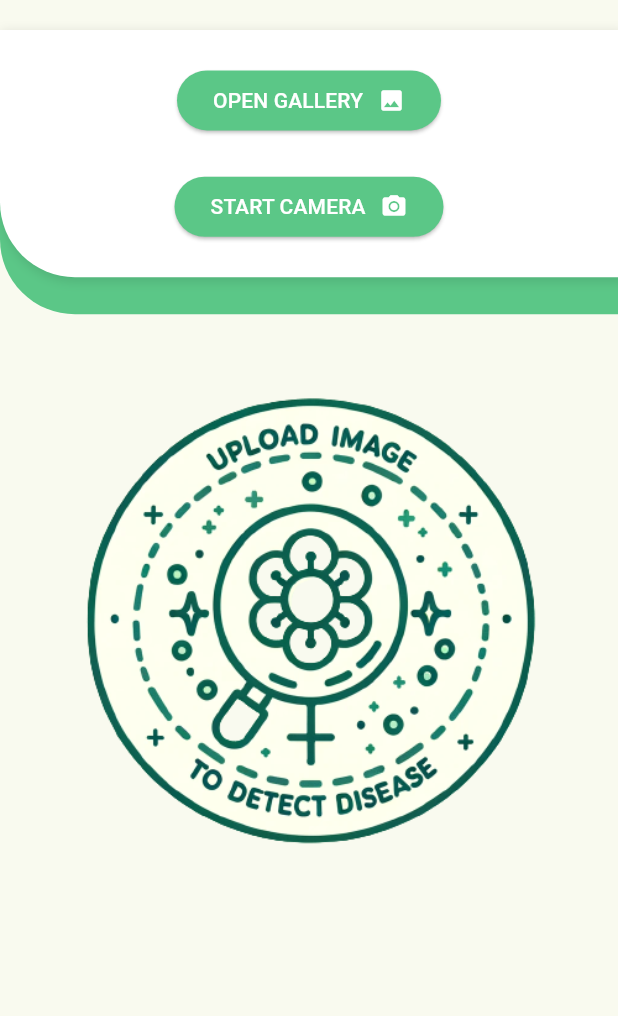
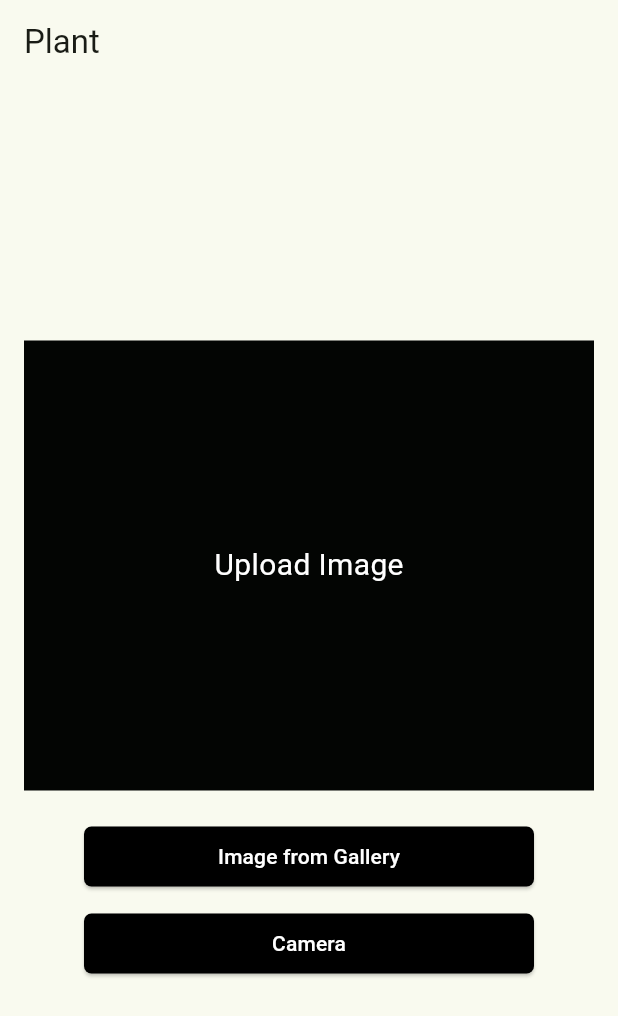
Before and after one commit to HARSHIT-BHAINSORA/disease_detection, a Flutter app: the screen it shows after launch, on a phone screen of 412 x 824 dp. Shown: the top 1016 px of the screen. Run offline on Flutter 3.47's test engine with Material 3 defaults, Android fonts, the phone set to English and light mode, and no system bars; our stand-ins replace image_picker.

Commit message:
App all functionality done

```diff
--- a/lib/constants/api_constants.dart
+++ /dev/null
@@ -1,2 +0,0 @@
-String BASE_URL = "https://api.openai.com/v1";
-String API_KEY = "";
--- a/lib/constants/constants.dart
+++ /dev/null
@@ -1,4 +0,0 @@
-import 'package:flutter/material.dart';
-
-Color themeColor = const Color(0xFF5bc787);
-Color textColor = Colors.white;
--- a/lib/main.dart
+++ b/lib/main.dart
@@ -18,7 +18,7 @@ class MyApp extends StatelessWidget {
         colorScheme: ColorScheme.fromSeed(seedColor: Colors.lightGreenAccent),
         useMaterial3: true,
       ),
-      home: const HomePage(),
+      home: HomePage(),
     );
   }
 }
--- a/lib/screens/homepage.dart
+++ b/lib/screens/homepage.dart
@@ -1,290 +1,184 @@
 import 'dart:io';
-
-import 'package:animated_text_kit/animated_text_kit.dart';
-import 'package:awesome_dialog/awesome_dialog.dart';
 import 'package:flutter/material.dart';
-import 'package:flutter_spinkit/flutter_spinkit.dart';
-import '../constants/constants.dart';
 import 'package:image_picker/image_picker.dart';
-
-import '../services/api_service.dart';
+import 'package:http/http.dart' as http;
+import 'dart:convert';
 
 class HomePage extends StatefulWidget {
-  const HomePage({super.key});
-
   @override
-  State<HomePage> createState() => _MyHomePageState();
+  _HomePageState createState() => _HomePageState();
 }
 
-class _MyHomePageState extends State<HomePage> {
-  final apiService = ApiService();
-  File? _selectedImage;
-  String diseaseName = '';
-  String diseasePrecautions = '';
-  bool detecting = false;
-  bool precautionLoading = false;
+class _HomePageState extends State<HomePage> {
+  final ImagePicker _picker = ImagePicker();
+  XFile? _image;
+  String? _diseaseName;
+  String? _precaution;
 
   Future<void> _pickImage(ImageSource source) async {
-    final pickedFile =
-        await ImagePicker().pickImage(source: source, imageQuality: 50);
-    if (pickedFile != null) {
+    final XFile? image = await _picker.pickImage(source: source);
     setState(() {
-        _selectedImage = File(pickedFile.path);
+      _image = image;
+      _diseaseName = null; // Reset disease name when a new image is picked
+      _precaution = null; // Reset precaution when a new image is picked
     });
   }
-  }
 
-  detectDisease() async {
+  Future<void> _detectDisease() async {
+    if (_image == null) return;
+
+    final request = http.MultipartRequest(
+      'POST',
+      Uri.parse('http://192.168.110.107:5000/predict'),
+    );
+    request.files.add(await http.MultipartFile.fromPath(
+      'image',
+      _image!.path,
+    ));
+
+    final response = await request.send();
+
+    if (response.statusCode == 200) {
+      final responseData = await response.stream.bytesToString();
+      final result = jsonDecode(responseData);
+      print(result);
       setState(() {
-      detecting = true;
+        _diseaseName = result[
+            'disease']; // Assuming the server returns a JSON with a 'disease' key
+        _precaution = result[
+            'precaution']; // Assuming the server returns a JSON with a 'precaution' key
       });
-    try {
-      diseaseName =
-          await apiService.sendImageToGPT4Vision(image: _selectedImage!);
-    } catch (error) {
-      _showErrorSnackBar(error);
-    } finally {
+    } else {
       setState(() {
-        detecting = false;
+        _diseaseName = 'Error detecting disease';
+        _precaution = null;
       });
     }
-  }
-
-  showPrecautions() async {
-    setState(() {
-      precautionLoading = true;
-    });
-    try {
-      if (diseasePrecautions == '') {
-        diseasePrecautions =
-            await apiService.sendMessageGPT(diseaseName: diseaseName);
-      }
-      _showSuccessDialog(diseaseName, diseasePrecautions);
-    } catch (error) {
-      _showErrorSnackBar(error);
-    } finally {
-      setState(() {
-        precautionLoading = false;
-      });
-    }
-  }
-
-  void _showErrorSnackBar(Object error) {
-    ScaffoldMessenger.of(context).showSnackBar(SnackBar(
-      content: Text(error.toString()),
-      backgroundColor: Colors.red,
-    ));
-  }
-
-  void _showSuccessDialog(String title, String content) {
-    AwesomeDialog(
-      context: context,
-      dialogType: DialogType.success,
-      animType: AnimType.rightSlide,
-      title: title,
-      desc: content,
-      btnOkText: 'Got it',
-      btnOkColor: themeColor,
-      btnOkOnPress: () {},
-    ).show();
   }
 
   @override
   Widget build(BuildContext context) {
     return Scaffold(
-      body: Column(
-        children: <Widget>[
-          const SizedBox(height: 20),
-          Stack(
-            children: [
-              Container(
-                height: MediaQuery.of(context).size.height * 0.23,
-                width: double.infinity,
-                decoration: BoxDecoration(
-                  borderRadius: const BorderRadius.only(
-                    // Top right corner
-                    bottomLeft: Radius.circular(50.0), // Bottom right corner
-                  ),
-                  color: themeColor,
+      appBar: AppBar(
+        title: Text("Plant"),
+        leading: _image == null && _diseaseName == null && _precaution == null
+            ? null
+            : IconButton(
+                icon: Icon(Icons.arrow_back),
+                onPressed: () {
+                  setState(() {
+                    _image = null;
+                    _diseaseName = null;
+                    _precaution = null;
+                  });
+                },
               ),
       ),
+      body: Padding(
+        padding: const EdgeInsets.all(16.0),
+        child: Column(
+          mainAxisAlignment: MainAxisAlignment.center,
+          children: <Widget>[
             Container(
-                height: MediaQuery.of(context).size.height * 0.2,
               width: double.infinity,
-                decoration: BoxDecoration(
-                  color: Colors.white,
-                  borderRadius: const BorderRadius.only(
-                    // Top right corner
-                    bottomLeft: Radius.circular(50.0), // Bottom right corner
+              height: 300,
+              color: const Color.fromARGB(255, 3, 5, 3),
+              child: _image == null
+                  ? Center(
+                      child: Text(
+                        'Upload Image',
+                        style: TextStyle(color: Colors.white, fontSize: 20),
                       ),
-                  boxShadow: [
-                    BoxShadow(
-                      color: Colors.black.withOpacity(0.1),
-                      // Shadow color with some transparency
-                      spreadRadius: 1,
-                      // Extend the shadow to all sides equally
-                      blurRadius: 5,
-                      // Soften the shadow
-                      offset: const Offset(2, 2), // Position of the shadow
+                    )
+                  : Image.file(
+                      File(_image!.path),
+                      fit: BoxFit.cover,
                     ),
-                  ],
             ),
-                child: Column(
-                  crossAxisAlignment: CrossAxisAlignment.center,
-                  mainAxisAlignment: MainAxisAlignment.spaceEvenly,
-                  children: <Widget>[
+            SizedBox(height: 20),
+            _image != null
+                ? _diseaseName != null
+                    ? Column(
+                        children: [
+                          SizedBox(height: 20),
+                          Text(
+                            _diseaseName!,
+                            style: TextStyle(
+                                fontSize: 20, fontWeight: FontWeight.bold),
+                          ),
+                          SizedBox(height: 10),
+                          Text(
+                            _precaution ?? '',
+                            style: TextStyle(fontSize: 16),
+                          ),
+                          SizedBox(height: 20),
                           ElevatedButton(
                             onPressed: () {
-                        _pickImage(ImageSource.gallery);
+                              setState(() {
+                                _image = null;
+                                _diseaseName = null;
+                                _precaution = null;
+                              });
                             },
+                            child: Text('Back'),
                             style: ElevatedButton.styleFrom(
-                        backgroundColor: themeColor,
+                              foregroundColor: Colors.white,
+                              backgroundColor: Colors.black,
                             ),
-                      child: Row(
-                        mainAxisSize: MainAxisSize.min,
-                        children: [
-                          Text(
-                            'OPEN GALLERY',
-                            style: TextStyle(color: textColor),
-                          ),
-                          const SizedBox(width: 10),
-                          Icon(
-                            Icons.image,
-                            color: textColor,
                           )
                         ],
+                      )
+                    : Column(
+                        children: [
+                          SizedBox(
+                            width: double.infinity,
+                            child: ElevatedButton(
+                              onPressed: _detectDisease,
+                              child: Text('Detect Disease'),
+                              style: ElevatedButton.styleFrom(
+                                foregroundColor: Colors.white,
+                                backgroundColor: Colors.black,
                               ),
                             ),
-                    ElevatedButton(
-                      onPressed: () {
-                        _pickImage(ImageSource.camera);
-                      },
+                          )
+                        ],
+                      )
+                : Column(
+                    children: [
+                      SizedBox(
+                        width: 300,
+                        child: ElevatedButton(
+                          onPressed: () => _pickImage(ImageSource.gallery),
+                          child: Text('Image from Gallery'),
                           style: ElevatedButton.styleFrom(
-                        backgroundColor: themeColor,
-                      ),
-                      child: Row(
-                        mainAxisSize: MainAxisSize.min,
-                        children: [
-                          Text('START CAMERA',
-                              style: TextStyle(color: textColor)),
-                          const SizedBox(width: 10),
-                          Icon(Icons.camera_alt, color: textColor)
-                        ],
-                      ),
-                    ),
-                  ],
-                ),
-              ),
-            ],
-          ),
-          _selectedImage == null
-              ? Container(
-                  height: MediaQuery.of(context).size.height * 0.5,
-                  child: Image.asset('assets/images/pick1.png'),
-                )
-              : Expanded(
-                  child: Container(
-                    width: double.infinity,
-                    decoration:
-                        BoxDecoration(borderRadius: BorderRadius.circular(20)),
-                    padding: const EdgeInsets.all(20),
-                    child: ClipRRect(
-                      borderRadius: BorderRadius.circular(20),
-                      child: Image.file(
-                        _selectedImage!,
-                        fit: BoxFit.cover,
+                            side: BorderSide(width: 80),
+                            foregroundColor: Colors.white,
+                            backgroundColor: Colors.black,
+                            shape: RoundedRectangleBorder(
+                              borderRadius: BorderRadius.circular(5.0),
                             ),
                           ),
                         ),
                       ),
-          if (_selectedImage != null)
-            detecting
-                ? SpinKitWave(
-                    color: themeColor,
-                    size: 30,
-                  )
-                : Container(
-                    width: double.infinity,
-                    padding:
-                        const EdgeInsets.symmetric(vertical: 0, horizontal: 20),
+                      SizedBox(height: 10),
+                      SizedBox(
+                        width: 300,
                         child: ElevatedButton(
+                          onPressed: () => _pickImage(ImageSource.camera),
+                          child: Text('Camera'),
                           style: ElevatedButton.styleFrom(
-                        backgroundColor: themeColor,
-                        padding: const EdgeInsets.symmetric(
-                            horizontal: 30, vertical: 15),
-                        // Set some horizontal and vertical padding
+                            foregroundColor: Colors.white,
+                            backgroundColor: Colors.black,
                             shape: RoundedRectangleBorder(
-                          borderRadius:
-                              BorderRadius.circular(15), // Rounded corners
+                              borderRadius: BorderRadius.circular(5.0),
                             ),
-                      ),
-                      onPressed: () {
-                        detectDisease();
-                      },
-                      child: const Text(
-                        'DETECT',
-                        style: TextStyle(
-                          color: Colors.white, // Set the text color to white
-                          fontSize: 16, // Set the font size
-                          fontWeight:
-                              FontWeight.bold, // Set the font weight to bold
-                        ),
-                      ),
-                    ),
-                  ),
-          if (diseaseName != '')
-            Column(
-              children: [
-                Container(
-                  height: MediaQuery.of(context).size.height * 0.2,
-                  padding: EdgeInsets.symmetric(vertical: 0, horizontal: 20),
-                  child: Column(
-                    mainAxisAlignment: MainAxisAlignment.center,
-                    children: [
-                      DefaultTextStyle(
-                        style: const TextStyle(
-                            color: Colors.black,
-                            fontWeight: FontWeight.w700,
-                            fontSize: 16),
-                        child: AnimatedTextKit(
-                            isRepeatingAnimation: false,
-                            repeatForever: false,
-                            displayFullTextOnTap: true,
-                            totalRepeatCount: 1,
-                            animatedTexts: [
-                              TyperAnimatedText(
-                                diseaseName.trim(),
-                              ),
-                            ]),
-                      )
-                    ],
-                  ),
-                ),
-                precautionLoading
-                    ? const SpinKitWave(
-                        color: Colors.blue,
-                        size: 30,
-                      )
-                    : ElevatedButton(
-                        style: ElevatedButton.styleFrom(
-                          backgroundColor: Colors.blue,
-                          padding: const EdgeInsets.symmetric(
-                              horizontal: 30, vertical: 15),
-                        ),
-                        onPressed: () {
-                          showPrecautions();
-                        },
-                        child: Text(
-                          'PRECAUTION',
-                          style: TextStyle(
-                            color: textColor,
                           ),
                         ),
                       ),
                     ],
                   ),
-          const SizedBox(height: 30),
           ],
+        ),
       ),
     );
   }
```
Also changed, not shown: lib/services/api_service.dart (deleted, +0 -104 lines), assets/images/pic2.jpg (added). Lines whose indentation alone changed are shown as unchanged.
